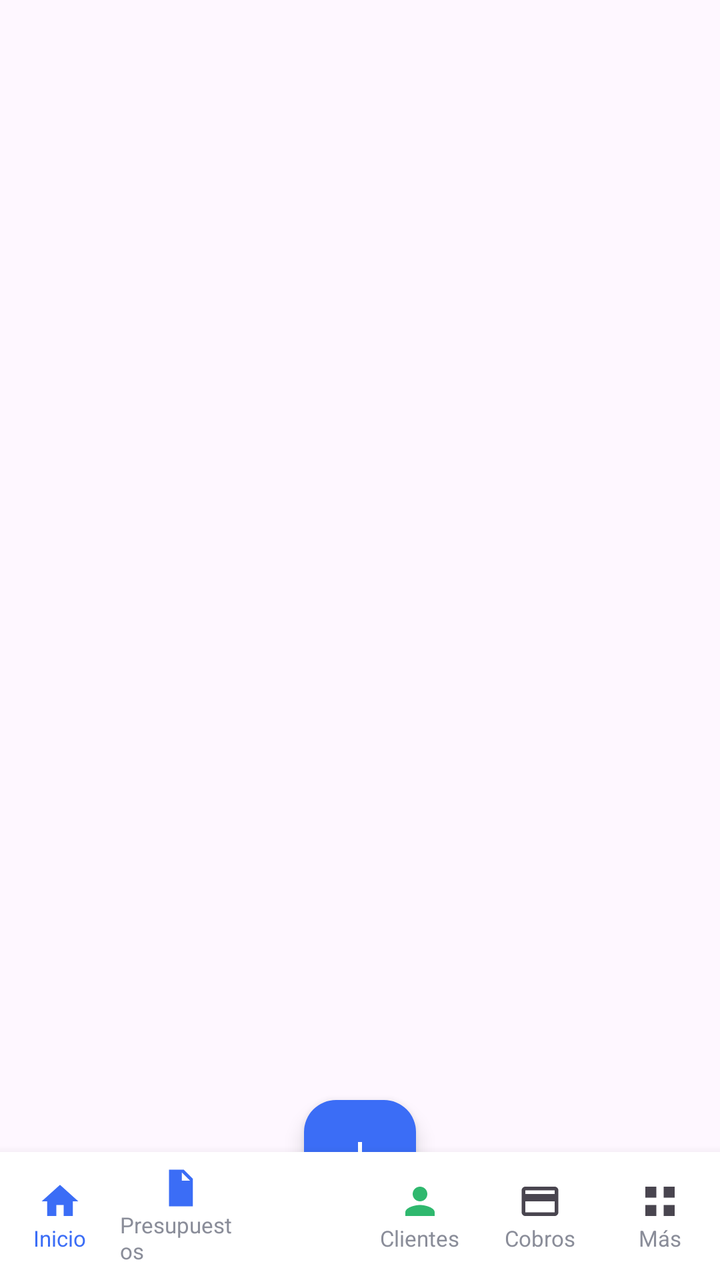
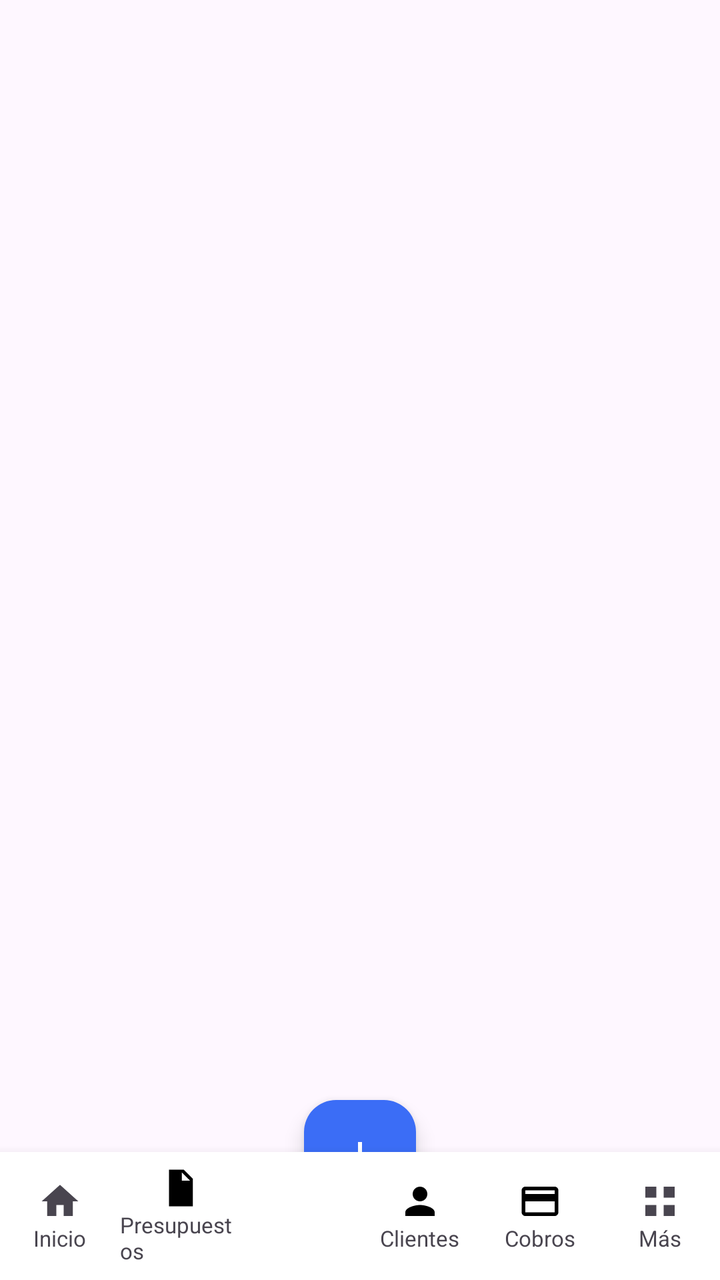

An Android layout rendered at two revisions. The XML below is the earlier revision; the diff shows what the commit changed to produce the second picture.
<!-- AndroidManifest.xml: application theme Theme.PresupuestarioV2 -->
<!-- res/layout/layout_bottom_nav.xml -->
<?xml version="1.0" encoding="utf-8"?>
<FrameLayout xmlns:android="http://schemas.android.com/apk/res/android"
    xmlns:app="http://schemas.android.com/apk/res-auto"
    android:layout_width="match_parent"
    android:layout_height="wrap_content">

    <LinearLayout
        android:layout_width="match_parent"
        android:layout_height="64dp"
        android:layout_gravity="bottom"
        android:background="@color/card_background"
        android:orientation="horizontal"
        android:elevation="8dp"
        android:weightSum="6">

        <LinearLayout
            android:id="@+id/navInicio"
            android:layout_width="0dp"
            android:layout_height="match_parent"
            android:layout_weight="1"
            android:orientation="vertical"
            android:gravity="center"
            android:clickable="true"
            android:focusable="true">

            <ImageView
                android:layout_width="22dp"
                android:layout_height="22dp"
                android:src="@drawable/ic_home"
                app:tint="@color/primary_blue"
                android:contentDescription="@null" />

            <TextView
                android:layout_width="wrap_content"
                android:layout_height="wrap_content"
                android:text="Inicio"
                android:textSize="11sp"
                android:textColor="@color/primary_blue" />
        </LinearLayout>

        <LinearLayout
            android:id="@+id/navPresupuestos"
            android:layout_width="0dp"
            android:layout_height="match_parent"
            android:layout_weight="1"
            android:orientation="vertical"
            android:gravity="center"
            android:clickable="true"
            android:focusable="true">

            <ImageView
                android:layout_width="22dp"
                android:layout_height="22dp"
                android:src="@drawable/ic_budget"
                android:contentDescription="@null" />

            <TextView
                android:layout_width="wrap_content"
                android:layout_height="wrap_content"
                android:text="Presupuestos"
                android:textSize="11sp"
                android:textColor="@color/text_secondary" />
        </LinearLayout>

        
        <View
            android:layout_width="0dp"
            android:layout_height="match_parent"
            android:layout_weight="1" />

        <LinearLayout
            android:id="@+id/navClientes"
            android:layout_width="0dp"
            android:layout_height="match_parent"
            android:layout_weight="1"
            android:orientation="vertical"
            android:gravity="center"
            android:clickable="true"
            android:focusable="true">

            <ImageView
                android:layout_width="22dp"
                android:layout_height="22dp"
                android:src="@drawable/ic_client"
                android:contentDescription="@null" />

            <TextView
                android:layout_width="wrap_content"
                android:layout_height="wrap_content"
                android:text="Clientes"
                android:textSize="11sp"
                android:textColor="@color/text_secondary" />
        </LinearLayout>

        <LinearLayout
            android:id="@+id/navCobros"
            android:layout_width="0dp"
            android:layout_height="match_parent"
            android:layout_weight="1"
            android:orientation="vertical"
            android:gravity="center"
            android:clickable="true"
            android:focusable="true">

            <ImageView
                android:layout_width="22dp"
                android:layout_height="22dp"
                android:src="@drawable/ic_collect"
                android:contentDescription="@null" />

            <TextView
                android:layout_width="wrap_content"
                android:layout_height="wrap_content"
                android:text="Cobros"
                android:textSize="11sp"
                android:textColor="@color/text_secondary" />
        </LinearLayout>

        <LinearLayout
            android:id="@+id/navMas"
            android:layout_width="0dp"
            android:layout_height="match_parent"
            android:layout_weight="1"
            android:orientation="vertical"
            android:gravity="center"
            android:clickable="true"
            android:focusable="true">

            <ImageView
                android:layout_width="22dp"
                android:layout_height="22dp"
                android:src="@drawable/ic_more"
                android:contentDescription="@null" />

            <TextView
                android:layout_width="wrap_content"
                android:layout_height="wrap_content"
                android:text="Más"
                android:textSize="11sp"
                android:textColor="@color/text_secondary" />
        </LinearLayout>

    </LinearLayout>

    
    <com.google.android.material.floatingactionbutton.FloatingActionButton
        android:id="@+id/fabAdd"
        android:layout_width="56dp"
        android:layout_height="56dp"
        android:layout_gravity="bottom|center_horizontal"
        android:layout_marginBottom="34dp"
        android:src="@drawable/ic_add"
        app:tint="@android:color/white"
        app:backgroundTint="@color/primary_blue"
        app:fabSize="normal"
        app:elevation="6dp" />

</FrameLayout>
<!-- resources referenced by this layout -->
<resources>
  <color name="card_background">#FFFFFF</color>
  <color name="primary_blue">#3B6DF6</color>
  <color name="text_secondary">#8A8D99</color>
  <!-- drawable ic_add (drawable) -->
  <?xml version="1.0" encoding="utf-8"?>
  <vector xmlns:android="http://schemas.android.com/apk/res/android"
      android:width="24dp" android:height="24dp"
      android:viewportWidth="24" android:viewportHeight="24">
      <path
          android:fillColor="#FFFFFF"
          android:pathData="M19,13 L13,13 L13,19 L11,19 L11,13 L5,13 L5,11 L11,11 L11,5 L13,5 L13,11 L19,11 Z" />
  </vector>
  <!-- drawable ic_budget (drawable) -->
  <?xml version="1.0" encoding="utf-8"?>
  <vector xmlns:android="http://schemas.android.com/apk/res/android"
      android:width="24dp" android:height="24dp"
      android:viewportWidth="24" android:viewportHeight="24">
      <path
          android:fillColor="@color/primary_blue"
          android:pathData="M6,2 L14,2 L19,7 L19,22 L6,22 Z M13,3.5 L13,8 L17.5,8 Z M8,12 L16,12 L16,13.5 L8,13.5 Z M8,15.5 L16,15.5 L16,17 L8,17 Z" />
  </vector>
  <!-- drawable ic_client (drawable) -->
  <?xml version="1.0" encoding="utf-8"?>
  <vector xmlns:android="http://schemas.android.com/apk/res/android"
      android:width="24dp" android:height="24dp"
      android:viewportWidth="24" android:viewportHeight="24">
      <path
          android:fillColor="#2FB86E"
          android:pathData="M12,12 C14.21,12 16,10.21 16,8 C16,5.79 14.21,4 12,4 C9.79,4 8,5.79 8,8 C8,10.21 9.79,12 12,12 Z M12,14 C9.33,14 4,15.34 4,18 L4,20 L20,20 L20,18 C20,15.34 14.67,14 12,14 Z" />
  </vector>
  <!-- drawable ic_collect (drawable) -->
  <?xml version="1.0" encoding="utf-8"?>
  <vector xmlns:android="http://schemas.android.com/apk/res/android"
      android:width="24dp" android:height="24dp"
      android:viewportWidth="24" android:viewportHeight="24"
      android:tint="?attr/colorControlNormal">
      <path
          android:fillColor="#FF000000"
          android:pathData="M20,4 L4,4 C2.9,4 2,4.9 2,6 L2,18 C2,19.1 2.9,20 4,20 L20,20 C21.1,20 22,19.1 22,18 L22,6 C22,4.9 21.1,4 20,4 Z M20,18 L4,18 L4,12 L20,12 Z M20,8 L4,8 L4,6 L20,6 Z" />
  </vector>
  <!-- drawable ic_home (drawable) -->
  <?xml version="1.0" encoding="utf-8"?>
  <vector xmlns:android="http://schemas.android.com/apk/res/android"
      android:width="24dp" android:height="24dp"
      android:viewportWidth="24" android:viewportHeight="24"
      android:tint="?attr/colorControlNormal">
      <path
          android:fillColor="#FF000000"
          android:pathData="M10,20 L10,14 L14,14 L14,20 L19,20 L19,12 L22,12 L12,3 L2,12 L5,12 L5,20 Z" />
  </vector>
  <!-- drawable ic_more (drawable) -->
  <?xml version="1.0" encoding="utf-8"?>
  <vector xmlns:android="http://schemas.android.com/apk/res/android"
      android:width="24dp" android:height="24dp"
      android:viewportWidth="24" android:viewportHeight="24"
      android:tint="?attr/colorControlNormal">
      <path
          android:fillColor="#FF000000"
          android:pathData="M4,4 L10,4 L10,10 L4,10 Z M14,4 L20,4 L20,10 L14,10 Z M4,14 L10,14 L10,20 L4,20 Z M14,14 L20,14 L20,20 L14,20 Z" />
  </vector>
  <style name="Theme.PresupuestarioV2" parent="Base.Theme.PresupuestarioV2" />
  <style name="Base.Theme.PresupuestarioV2" parent="Theme.Material3.DayNight.NoActionBar">
          
          
      </style>
</resources>

<!-- the commit's change to res/layout/layout_bottom_nav.xml (unified diff, before → after) -->
@@ -24,18 +24,18 @@
             android:focusable="true">
 
             <ImageView
+                android:id="@+id/ivNavInicio"
                 android:layout_width="22dp"
                 android:layout_height="22dp"
                 android:src="@drawable/ic_home"
-                app:tint="@color/primary_blue"
                 android:contentDescription="@null" />
 
             <TextView
+                android:id="@+id/tvNavInicio"
                 android:layout_width="wrap_content"
                 android:layout_height="wrap_content"
                 android:text="Inicio"
-                android:textSize="11sp"
-                android:textColor="@color/primary_blue" />
+                android:textSize="11sp" />
         </LinearLayout>
 
         <LinearLayout
@@ -49,17 +49,18 @@
             android:focusable="true">
 
             <ImageView
+                android:id="@+id/ivNavPresupuestos"
                 android:layout_width="22dp"
                 android:layout_height="22dp"
-                android:src="@drawable/ic_budget"
+                android:src="@drawable/ic_nav_budget"
                 android:contentDescription="@null" />
 
             <TextView
+                android:id="@+id/tvNavPresupuestos"
                 android:layout_width="wrap_content"
                 android:layout_height="wrap_content"
                 android:text="Presupuestos"
-                android:textSize="11sp"
-                android:textColor="@color/text_secondary" />
+                android:textSize="11sp" />
         </LinearLayout>
 
         
@@ -79,17 +80,18 @@
             android:focusable="true">
 
             <ImageView
+                android:id="@+id/ivNavClientes"
                 android:layout_width="22dp"
                 android:layout_height="22dp"
-                android:src="@drawable/ic_client"
+                android:src="@drawable/ic_nav_client"
                 android:contentDescription="@null" />
 
             <TextView
+                android:id="@+id/tvNavClientes"
                 android:layout_width="wrap_content"
                 android:layout_height="wrap_content"
                 android:text="Clientes"
-                android:textSize="11sp"
-                android:textColor="@color/text_secondary" />
+                android:textSize="11sp" />
         </LinearLayout>
 
         <LinearLayout
@@ -103,17 +105,18 @@
             android:focusable="true">
 
             <ImageView
+                android:id="@+id/ivNavCobros"
                 android:layout_width="22dp"
                 android:layout_height="22dp"
-                android:src="@drawable/ic_collect"
+                android:src="@drawable/ic_nav_collect"
                 android:contentDescription="@null" />
 
             <TextView
+                android:id="@+id/tvNavCobros"
                 android:layout_width="wrap_content"
                 android:layout_height="wrap_content"
                 android:text="Cobros"
-                android:textSize="11sp"
-                android:textColor="@color/text_secondary" />
+                android:textSize="11sp" />
         </LinearLayout>
 
         <LinearLayout
@@ -127,17 +130,18 @@
             android:focusable="true">
 
             <ImageView
+                android:id="@+id/ivNavMas"
                 android:layout_width="22dp"
                 android:layout_height="22dp"
                 android:src="@drawable/ic_more"
                 android:contentDescription="@null" />
 
             <TextView
+                android:id="@+id/tvNavMas"
                 android:layout_width="wrap_content"
                 android:layout_height="wrap_content"
                 android:text="Más"
-                android:textSize="11sp"
-                android:textColor="@color/text_secondary" />
+                android:textSize="11sp" />
         </LinearLayout>
 
     </LinearLayout>
<!-- resource entries referenced after the edit -->
@@ -2,7 +2,6 @@
 <resources>
   <color name="card_background">#FFFFFF</color>
   <color name="primary_blue">#3B6DF6</color>
-  <color name="text_secondary">#8A8D99</color>
   <!-- drawable ic_add (drawable) -->
   <?xml version="1.0" encoding="utf-8"?>
   <vector xmlns:android="http://schemas.android.com/apk/res/android"
@@ -11,34 +10,6 @@
       <path
           android:fillColor="#FFFFFF"
           android:pathData="M19,13 L13,13 L13,19 L11,19 L11,13 L5,13 L5,11 L11,11 L11,5 L13,5 L13,11 L19,11 Z" />
-  </vector>
-  <!-- drawable ic_budget (drawable) -->
-  <?xml version="1.0" encoding="utf-8"?>
-  <vector xmlns:android="http://schemas.android.com/apk/res/android"
-      android:width="24dp" android:height="24dp"
-      android:viewportWidth="24" android:viewportHeight="24">
-      <path
-          android:fillColor="@color/primary_blue"
-          android:pathData="M6,2 L14,2 L19,7 L19,22 L6,22 Z M13,3.5 L13,8 L17.5,8 Z M8,12 L16,12 L16,13.5 L8,13.5 Z M8,15.5 L16,15.5 L16,17 L8,17 Z" />
-  </vector>
-  <!-- drawable ic_client (drawable) -->
-  <?xml version="1.0" encoding="utf-8"?>
-  <vector xmlns:android="http://schemas.android.com/apk/res/android"
-      android:width="24dp" android:height="24dp"
-      android:viewportWidth="24" android:viewportHeight="24">
-      <path
-          android:fillColor="#2FB86E"
-          android:pathData="M12,12 C14.21,12 16,10.21 16,8 C16,5.79 14.21,4 12,4 C9.79,4 8,5.79 8,8 C8,10.21 9.79,12 12,12 Z M12,14 C9.33,14 4,15.34 4,18 L4,20 L20,20 L20,18 C20,15.34 14.67,14 12,14 Z" />
-  </vector>
-  <!-- drawable ic_collect (drawable) -->
-  <?xml version="1.0" encoding="utf-8"?>
-  <vector xmlns:android="http://schemas.android.com/apk/res/android"
-      android:width="24dp" android:height="24dp"
-      android:viewportWidth="24" android:viewportHeight="24"
-      android:tint="?attr/colorControlNormal">
-      <path
-          android:fillColor="#FF000000"
-          android:pathData="M20,4 L4,4 C2.9,4 2,4.9 2,6 L2,18 C2,19.1 2.9,20 4,20 L20,20 C21.1,20 22,19.1 22,18 L22,6 C22,4.9 21.1,4 20,4 Z M20,18 L4,18 L4,12 L20,12 Z M20,8 L4,8 L4,6 L20,6 Z" />
   </vector>
   <!-- drawable ic_home (drawable) -->
   <?xml version="1.0" encoding="utf-8"?>
@@ -60,6 +31,33 @@
           android:fillColor="#FF000000"
           android:pathData="M4,4 L10,4 L10,10 L4,10 Z M14,4 L20,4 L20,10 L14,10 Z M4,14 L10,14 L10,20 L4,20 Z M14,14 L20,14 L20,20 L14,20 Z" />
   </vector>
+  <!-- drawable ic_nav_budget (drawable) -->
+  <?xml version="1.0" encoding="utf-8"?>
+  <vector xmlns:android="http://schemas.android.com/apk/res/android"
+      android:width="24dp" android:height="24dp"
+      android:viewportWidth="24" android:viewportHeight="24">
+      <path
+          android:fillColor="#FF000000"
+          android:pathData="M6,2 L14,2 L19,7 L19,22 L6,22 Z M13,3.5 L13,8 L17.5,8 Z M8,12 L16,12 L16,13.5 L8,13.5 Z M8,15.5 L16,15.5 L16,17 L8,17 Z" />
+  </vector>
+  <!-- drawable ic_nav_client (drawable) -->
+  <?xml version="1.0" encoding="utf-8"?>
+  <vector xmlns:android="http://schemas.android.com/apk/res/android"
+      android:width="24dp" android:height="24dp"
+      android:viewportWidth="24" android:viewportHeight="24">
+      <path
+          android:fillColor="#FF000000"
+          android:pathData="M12,12 C14.21,12 16,10.21 16,8 C16,5.79 14.21,4 12,4 C9.79,4 8,5.79 8,8 C8,10.21 9.79,12 12,12 Z M12,14 C9.33,14 4,15.34 4,18 L4,20 L20,20 L20,18 C20,15.34 14.67,14 12,14 Z" />
+  </vector>
+  <!-- drawable ic_nav_collect (drawable) -->
+  <?xml version="1.0" encoding="utf-8"?>
+  <vector xmlns:android="http://schemas.android.com/apk/res/android"
+      android:width="24dp" android:height="24dp"
+      android:viewportWidth="24" android:viewportHeight="24">
+      <path
+          android:fillColor="#FF000000"
+          android:pathData="M20,4 L4,4 C2.9,4 2,4.9 2,6 L2,18 C2,19.1 2.9,20 4,20 L20,20 C21.1,20 22,19.1 22,18 L22,6 C22,4.9 21.1,4 20,4 Z M20,18 L4,18 L4,12 L20,12 Z M20,8 L4,8 L4,6 L20,6 Z" />
+  </vector>
   <style name="Theme.PresupuestarioV2" parent="Base.Theme.PresupuestarioV2" />
   <style name="Base.Theme.PresupuestarioV2" parent="Theme.Material3.DayNight.NoActionBar">
           
